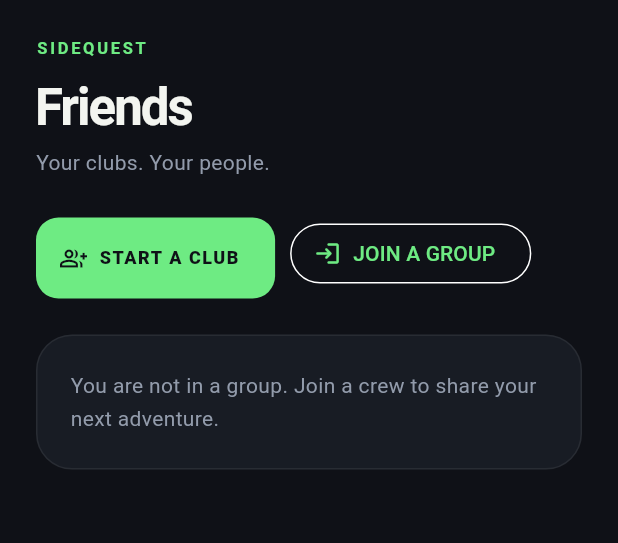
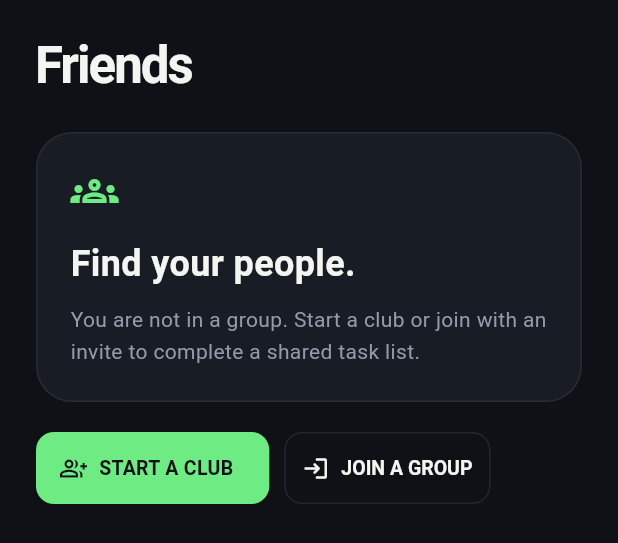
Before and after one commit to DBeck671/mulehacks26, a Flutter app: the FriendsScreen widget shown alone on an empty page, opened directly with empty values, on a phone screen of 412 x 824 dp. Shown: the top 543 px of the screen. Run offline on Flutter 3.47's test engine with Material 3 defaults, Android fonts, the phone set to English and light mode, and no system bars; our stand-ins replace firebase_auth, firebase_core, geolocator, image_picker, share_plus, shared_preferences; accounts and stored records are empty.

Commit message:
Simplify phone navigation and club UI and restore unlock maps

```diff
--- a/lib/auth/auth_screen.dart
+++ b/lib/auth/auth_screen.dart
@@ -246,7 +246,7 @@
                     ),
                     const SizedBox(height: 12),
                     const Text(
-                      'Sign in securely with Firebase. Your Activity Log is saved for this account on this device.',
+                      'Your activity is saved for this account on this device.',
                       style: TextStyle(color: muted, fontSize: 11, height: 1.5),
                     ),
                   ],
--- a/lib/screens/friends_screen.dart
+++ b/lib/screens/friends_screen.dart
@@ -56,36 +56,10 @@
   @override
   Widget build(BuildContext context) => PageBody(
     children: [
-      const PageHeading('Friends', 'Your clubs. Your people.'),
+      const PageHeading('Friends', ''),
       if (state.hasGroup) ...[
         WeeklyGroupQuest(state: state),
-        const SizedBox(height: 24),
-      ],
-      Wrap(
-        spacing: 10,
-        runSpacing: 8,
-        children: [
-          StartClubPanel(
-            state: state,
-            compact: true,
-            onCreated: () => showCode(context),
-          ),
-          OutlinedButton.icon(
-            onPressed: () => showJoin(context),
-            icon: const Icon(Icons.login_rounded, size: 18),
-            label: const Text('JOIN A GROUP'),
-          ),
-        ],
-      ),
-      const SizedBox(height: 24),
-      if (!state.hasGroup)
-        const Panel(
-          child: Text(
-            'You are not in a group. Join a crew to share your next adventure.',
-            style: TextStyle(color: muted, height: 1.6),
-          ),
-        )
-      else ...[
+        const SizedBox(height: 20),
         if (state.joinedGroups.length > 1) ...[
           Wrap(
             spacing: 8,
@@ -101,72 +75,131 @@
                 )
                 .toList(),
           ),
-          const SizedBox(height: 20),
+          const SizedBox(height: 16),
         ],
         Panel(
           child: Column(
             crossAxisAlignment: CrossAxisAlignment.start,
             children: [
+              if (state.group.hostId == state.you.id) ...[
+                const Eyebrow('YOUR CLUB · HOST'),
+                const SizedBox(height: 10),
+              ],
               Text(
                 state.group.name,
                 style: const TextStyle(
-                  fontSize: 27,
+                  fontSize: 26,
                   fontWeight: FontWeight.w700,
                 ),
               ),
               const SizedBox(height: 8),
               Text(
-                '${state.group.members.length} ${state.group.members.length == 1 ? 'member' : 'members'}',
+                '${state.group.members.length} ${state.group.members.length == 1 ? 'member' : 'members'} · ${state.group.partyCompletedCount} of ${state.group.partyTasks.length} shared tasks done',
                 style: const TextStyle(color: muted, fontSize: 12),
               ),
-              if (state.group.hostId == state.you.id) ...[
-                const SizedBox(height: 8),
-                const Text(
-                  'YOUR CLUB · HOST',
-                  style: TextStyle(color: green, fontSize: 11),
-                ),
-              ],
               const SizedBox(height: 18),
               SizedBox(
                 width: double.infinity,
                 child: FilledButton.icon(
+                  onPressed: () => Navigator.push(
+                    context,
+                    MaterialPageRoute(
+                      builder: (_) => ClubActivityScreen(
+                        state: state,
+                        openQuest: openQuest,
+                      ),
+                    ),
+                  ),
+                  icon: const Icon(Icons.checklist_rounded, size: 20),
+                  label: const Text('Club Activity'),
+                ),
+              ),
+              const SizedBox(height: 10),
+              SizedBox(
+                width: double.infinity,
+                child: OutlinedButton.icon(
                   onPressed: () => showCode(context),
                   icon: const Icon(Icons.person_add_outlined, size: 18),
                   label: const Text('INVITE FRIEND'),
                 ),
               ),
-              const SizedBox(height: 18),
-              const Divider(color: raised),
-              ...state.group.members.map(
-                (f) => Padding(
-                  padding: const EdgeInsets.symmetric(vertical: 8),
-                  child: Row(
-                    children: [
-                      CircleAvatar(
-                        radius: 16,
+            ],
+          ),
+        ),
+        const SizedBox(height: 12),
+        ExpansionTile(
+          tilePadding: const EdgeInsets.symmetric(horizontal: 8),
+          shape: const Border(),
+          collapsedShape: const Border(),
+          title: const Text(
+            'Members',
+            style: TextStyle(fontSize: 14, fontWeight: FontWeight.w600),
+          ),
+          children: state.group.members
+              .map(
+                (f) => ListTile(
+                  leading: CircleAvatar(
+                    radius: 18,
                     backgroundColor: raised,
                     child: Text(
                       f.avatarInitial,
                       style: const TextStyle(color: muted, fontSize: 12),
                     ),
                   ),
-                      const SizedBox(width: 12),
-                      Expanded(
-                        child: Text(
-                          f.name,
-                          style: const TextStyle(fontWeight: FontWeight.w600),
-                        ),
-                      ),
-                      if (f.id == state.group.hostId)
-                        const Text(
+                  title: Text(f.name, style: const TextStyle(fontSize: 14)),
+                  trailing: f.id == state.group.hostId
+                      ? const Text(
                           'Host',
                           style: TextStyle(color: muted, fontSize: 11),
+                        )
+                      : null,
+                ),
+              )
+              .toList(),
+        ),
+        const SizedBox(height: 18),
+      ] else ...[
+        const Panel(
+          child: Column(
+            crossAxisAlignment: CrossAxisAlignment.start,
+            children: [
+              Icon(Icons.groups_outlined, color: green, size: 32),
+              SizedBox(height: 16),
+              Text(
+                'Find your people.',
+                style: TextStyle(fontSize: 24, fontWeight: FontWeight.w700),
+              ),
+              SizedBox(height: 10),
+              Text(
+                'You are not in a group. Start a club or join with an invite to complete a shared task list.',
+                style: TextStyle(color: muted, height: 1.5),
               ),
             ],
           ),
         ),
+        const SizedBox(height: 20),
+      ],
+      Wrap(
+        spacing: 10,
+        runSpacing: 10,
+        children: [
+          StartClubPanel(
+            state: state,
+            compact: true,
+            onCreated: () => showCode(context),
           ),
-              const SizedBox(height: 10),
+          OutlinedButton.icon(
+            style: OutlinedButton.styleFrom(
+              padding: const EdgeInsets.symmetric(horizontal: 12),
+            ),
+            onPressed: () => showJoin(context),
+            icon: const Icon(Icons.login_rounded, size: 18),
+            label: const Text('JOIN A GROUP'),
+          ),
+        ],
+      ),
+      if (state.hasGroup) ...[
+        const SizedBox(height: 12),
         TextButton(
           onPressed: () {
             final name = state.group.name;
@@ -177,40 +210,6 @@
           child: const Text('LEAVE GROUP'),
         ),
       ],
-          ),
-        ),
-        const SizedBox(height: 16),
-        Panel(
-          padding: const EdgeInsets.all(16),
-          child: Material(
-            color: Colors.transparent,
-            child: ListTile(
-              contentPadding: EdgeInsets.zero,
-              leading: const Icon(Icons.bolt_outlined, color: green),
-              title: const Text(
-                'Club Activity',
-                style: TextStyle(fontWeight: FontWeight.w700),
-              ),
-              subtitle: const Text(
-                'Party tasks & updates',
-                style: TextStyle(color: muted, fontSize: 11),
-              ),
-              trailing: const Icon(
-                Icons.arrow_forward_rounded,
-                size: 18,
-                color: muted,
-              ),
-              onTap: () => Navigator.push(
-                context,
-                MaterialPageRoute(
-                  builder: (_) =>
-                      ClubActivityScreen(state: state, openQuest: openQuest),
-                ),
-              ),
-            ),
-          ),
-        ),
-      ],
     ],
   );
 }
--- a/lib/screens/onboarding.dart
+++ b/lib/screens/onboarding.dart
@@ -265,7 +265,7 @@
           ),
           const SizedBox(height: 12),
           const Text(
-            'Your profile is saved on this device for your account. Gender does not affect quest suggestions.',
+            'Gender is optional.',
             style: TextStyle(color: muted, fontSize: 12, height: 1.5),
           ),
           const SizedBox(height: 26),
--- a/lib/screens/quest_complete_screen.dart
+++ b/lib/screens/quest_complete_screen.dart
@@ -46,8 +46,8 @@
         const SizedBox(height: 16),
         Text(
           club.isComplete
-              ? 'Your club finished every task in this shared list. Head back to celebrate with your club.'
-              : 'These are the tasks in your shared list. Choose an unfinished task or return to your club.',
+              ? 'Your shared list is complete.'
+              : 'Choose an unfinished club task.',
           style: const TextStyle(color: muted, height: 1.5),
         ),
         const SizedBox(height: 20),
@@ -195,7 +195,7 @@
                                 ),
                                 const SizedBox(height: 10),
                                 const Text(
-                                  'Choose a task to keep going, or head home and take a break.',
+                                  'Choose your next adventure.',
                                   style: TextStyle(color: muted, height: 1.5),
                                 ),
                                 const SizedBox(height: 20),
--- a/lib/widgets/common.dart
+++ b/lib/widgets/common.dart
@@ -78,11 +78,11 @@
     child: Column(
       crossAxisAlignment: CrossAxisAlignment.start,
       children: [
-        const Eyebrow('SIDEQUEST', color: green),
-        const SizedBox(height: 12),
         Text(title, style: Theme.of(context).textTheme.headlineLarge),
-        const SizedBox(height: 8),
-        Text(subtitle, style: const TextStyle(color: muted, height: 1.5)),
+        if (subtitle.isNotEmpty) ...[
+          const SizedBox(height: 8),
+          Text(subtitle, style: const TextStyle(color: muted, height: 1.5)),
+        ],
       ],
     ),
   );
--- a/lib/widgets/location_verification.dart
+++ b/lib/widgets/location_verification.dart
@@ -276,7 +276,7 @@
           ),
         const SizedBox(height: 12),
         const Text(
-          'Keep this task open while walking or running. Weak GPS, jumps and tracking gaps are not counted; accuracy margins are deducted. Tracking pauses when you leave the task or background the app. Coordinates stay in this session on your device.',
+          'Keep this task open. Tracking pauses when you leave; movement while paused does not count.',
           style: TextStyle(color: muted, fontSize: 11, height: 1.5),
         ),
       ],
--- a/lib/widgets/quest_timer.dart
+++ b/lib/widgets/quest_timer.dart
@@ -91,7 +91,7 @@
           ],
           const SizedBox(height: 10),
           const Text(
-            'Time is a guide. Complete the activity and its verification to earn XP. Pausing this timer does not pause GPS tracking.',
+            'Time is an estimate. Verification is required. Timer and GPS pause separately.',
             style: TextStyle(color: muted, fontSize: 11, height: 1.5),
           ),
         ],
--- a/lib/widgets/start_club_panel.dart
+++ b/lib/widgets/start_club_panel.dart
@@ -16,6 +16,13 @@
   @override
   Widget build(BuildContext context) => compact
       ? FilledButton.icon(
+          style: state.hasGroup
+              ? FilledButton.styleFrom(
+                  backgroundColor: surface,
+                  foregroundColor: green,
+                  side: const BorderSide(color: raised),
+                )
+              : null,
           icon: const Icon(Icons.group_add_outlined),
           label: const Text('START A CLUB'),
           onPressed: () async {
--- a/lib/widgets/verification_panel.dart
+++ b/lib/widgets/verification_panel.dart
@@ -186,7 +186,7 @@
                   ),
                 const SizedBox(height: 10),
                 const Text(
-                  'Stored on this device for this session. Nothing is uploaded. Photo content is not automatically judged.',
+                  'Photos stay on this device. Photo content is not automatically checked.',
                   style: TextStyle(color: muted, fontSize: 11, height: 1.5),
                 ),
               ],
```
Also changed, not shown: lib/main.dart (+61 -5 lines), lib/screens/activity_tree_screen.dart (added, +253 -0 lines), lib/screens/main_screen.dart (+33 -9 lines), lib/screens/progress_screen.dart (+16 -1 lines), lib/screens/quest_detail_screen.dart (+38 -39 lines), lib/widgets/weekly_group_quest.dart (+33 -48 lines), 3 other files. Lines whose indentation alone changed are shown as unchanged.
